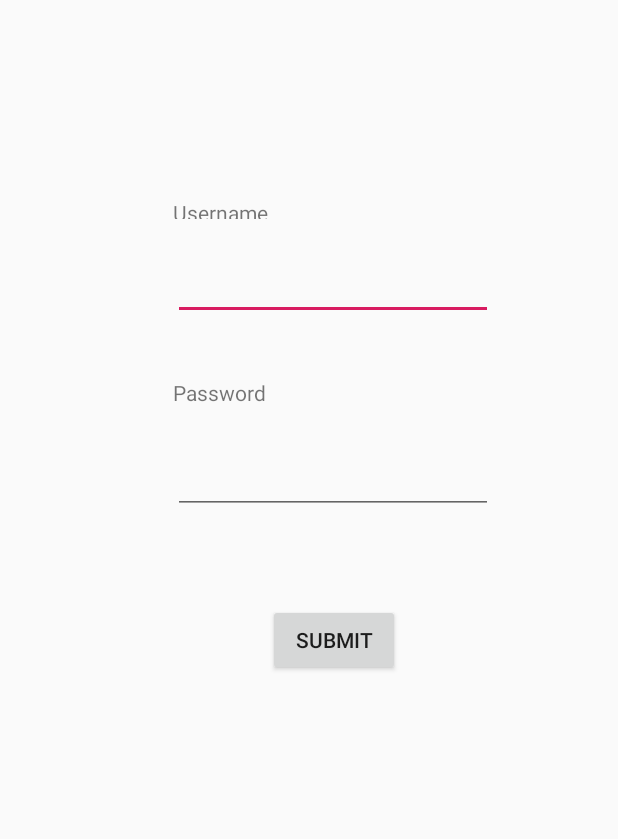
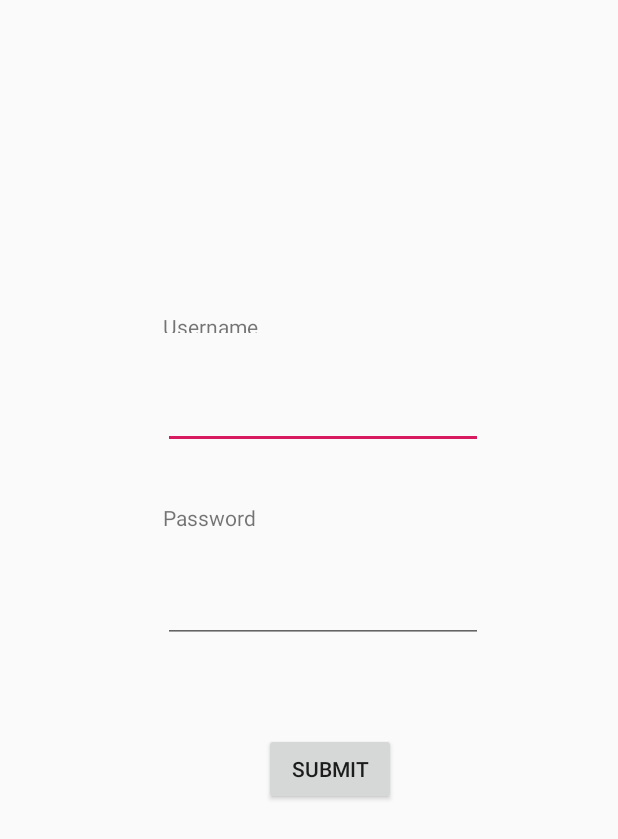
Before and after one commit to Nolan95/MoodTracker, an Android app: the screen it shows after launch (LoginActivity), on a phone screen of 412 x 824 dp. Shown: the top 839 px of the screen. Run offline under Robolectric (Android 15) with nearby library versions, the phone set to English and light mode, and no system bars.

Commit message:
Last commit

```diff
--- a/app/build.gradle
+++ b/app/build.gradle
@@ -36,5 +36,6 @@ dependencies {
     //noinspection GradleCompatible
     implementation 'com.android.support:recyclerview-v7:28.0.0'
     implementation 'com.google.code.gson:gson:2.8.6'
+    //noinspection GradleCompatible
     implementation 'com.android.support:appcompat-v7:26.1.0'
 }
--- a/app/src/main/java/com/example/moodtracker/MainActivity.kt
+++ b/app/src/main/java/com/example/moodtracker/MainActivity.kt
@@ -28,26 +28,20 @@ class MainActivity : AppCompatActivity(), GestureDetector.OnGestureListener{
     private lateinit var mDetector: GestureDetectorCompat
     private lateinit var parentConstraintLayout: ConstraintLayout
     private lateinit var userPrefs: SharedPreferences
-    private var currentDay : Int = 0
     private var currentMoodIndex : Int = 0
-    private var currentComment : String? = ""
 
     private lateinit var sharedPreferences : SharedPreferences
 
-
-    private lateinit var historyPrefs : SharedPreferences
 
     private var constant = Constants()
 
     private var moods = mutableListOf<Mood>()
 
-    private var historyMood = mutableListOf<Mood>()
-
     override fun onCreate(savedInstanceState: Bundle?) {
         super.onCreate(savedInstanceState)
         setContentView(R.layout.activity_main)
 
-        moodImageView = findViewById<ImageView>(R.id.my_mood)
+        moodImageView = findViewById(R.id.my_mood)
         moodHistoryButton = findViewById(R.id.btn_mood_history)
         addCommentbutton = findViewById(R.id.btn_add_comment)
         parentConstraintLayout = findViewById(R.id.parent_constraint_layout)
@@ -57,12 +51,10 @@ class MainActivity : AppCompatActivity(), GestureDetector.OnGestureListener{
 
         sharedPreferences = getSharedPreferences(PREFERENCES, Context.MODE_PRIVATE)
         moods = jsonToMoodList(sharedPreferences)
-        //currentDay = sharedPreferences.getInt(KEY_CURRENT_DAY, 1);
-        //currentMoodIndex = sharedPreferences.getInt(KEY_CURRENT_MOOD, 3);
-        //currentComment = sharedPreferences.getString(KEY_CURRENT_COMMENT, "");
+
 
         checkTheMood(moods)
-        //scheduleAlarm()
+
 
         addCommentbutton.setOnClickListener {
 
--- a/app/src/main/java/com/example/moodtracker/UpdateDayReceiver.kt
+++ /dev/null
@@ -1,17 +0,0 @@
-package com.example.moodtracker
-
-import android.content.BroadcastReceiver
-import android.content.Context
-import android.content.Intent
-
-
-class UpdateDayReceiver : BroadcastReceiver() {
-
-    override fun onReceive(context: Context, intent: Intent) {
-//        var sharedPreferences : SharedPreferences = getSharedPreferences(PREFERENCES, Context.MODE_PRIVATE)
-//
-//        var currentDay = sharedPreferences.getInt(KEY_CURRENT_DAY, 1)
-//        currentDay++
-//        sharedPreferences.edit().putInt(KEY_CURRENT_DAY, currentDay).apply()
-    }
-}
--- a/app/src/main/java/com/example/moodtracker/utils/constants.kt
+++ b/app/src/main/java/com/example/moodtracker/utils/constants.kt
@@ -2,7 +2,6 @@ package com.example.moodtracker.utils
 
 const val PREFERENCES = "myPrefs"
 const val USERPREFS = "user"
-const val HISOTORY = "historyPrefs"
 
 const val USERNAME = "username"
 const val PASSWORD = "password"
--- a/app/src/main/res/layout/activity_login.xml
+++ b/app/src/main/res/layout/activity_login.xml
@@ -11,14 +11,14 @@
         android:id="@+id/username"
         android:layout_width="wrap_content"
         android:layout_height="wrap_content"
-        android:layout_marginTop="168dp"
+        android:layout_marginTop="32dp"
         android:ems="10"
         android:inputType="textPersonName"
         android:visibility="visible"
         app:layout_constraintEnd_toEndOf="parent"
-        app:layout_constraintHorizontal_bias="0.58"
-        app:layout_constraintStart_toStartOf="parent"
-        app:layout_constraintTop_toTopOf="parent" />
+        app:layout_constraintHorizontal_bias="0.0"
+        app:layout_constraintStart_toStartOf="@+id/username_label"
+        app:layout_constraintTop_toBottomOf="@+id/username_label" />
 
     <EditText
         android:id="@+id/password"
@@ -27,7 +27,7 @@
         android:layout_marginTop="84dp"
         android:ems="10"
         android:inputType="textPassword"
-        app:layout_constraintStart_toStartOf="@+id/username"
+        app:layout_constraintStart_toStartOf="@+id/password_label"
         app:layout_constraintTop_toBottomOf="@+id/username" />
 
     <Button
@@ -37,26 +37,28 @@
         android:layout_marginTop="60dp"
         android:text="@string/submit"
         app:layout_constraintEnd_toEndOf="parent"
-        app:layout_constraintHorizontal_bias="0.551"
-        app:layout_constraintStart_toStartOf="parent"
+        app:layout_constraintHorizontal_bias="0.312"
+        app:layout_constraintStart_toStartOf="@+id/password"
         app:layout_constraintTop_toBottomOf="@+id/password" />
 
     <TextView
         android:id="@+id/username_label"
         android:layout_width="wrap_content"
         android:layout_height="14dp"
-        android:layout_marginTop="132dp"
+        android:layout_marginTop="208dp"
         android:text="@string/username"
-        app:layout_constraintStart_toStartOf="@+id/username"
+        app:layout_constraintEnd_toEndOf="parent"
+        app:layout_constraintHorizontal_bias="0.312"
+        app:layout_constraintStart_toStartOf="parent"
         app:layout_constraintTop_toTopOf="parent" />
 
     <TextView
         android:id="@+id/password_label"
         android:layout_width="wrap_content"
         android:layout_height="wrap_content"
-        android:layout_marginTop="252dp"
+        android:layout_marginTop="36dp"
         android:text="@string/password"
-        app:layout_constraintStart_toStartOf="@+id/password"
-        app:layout_constraintTop_toTopOf="parent" />
+        app:layout_constraintStart_toStartOf="@+id/username"
+        app:layout_constraintTop_toBottomOf="@+id/username" />
 
 </androidx.constraintlayout.widget.ConstraintLayout>
```
